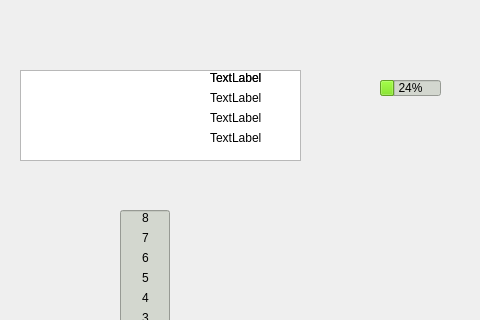
jasonv94/COMP3004-Project, file mainwindow.ui: the form before one commit; both pictures show x 200 to 680 and y 0 to 320 of the 1000 by 500 pixel window.
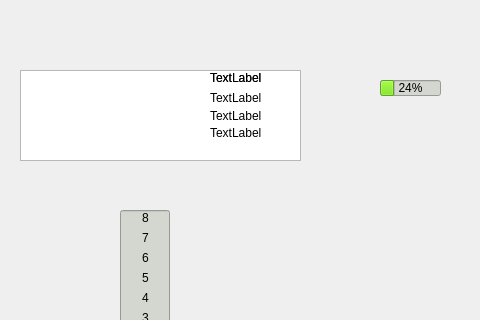
The form after the commit. Icons and pictures are not drawn.

Patch:
```diff
--- a/mainwindow.ui
+++ b/mainwindow.ui
@@ -952,7 +952,7 @@
     <property name="geometry">
      <rect>
       <x>410</x>
-      <y>110</y>
+      <y>108</y>
       <width>60</width>
       <height>16</height>
      </rect>
@@ -1088,7 +1088,7 @@
     <property name="geometry">
      <rect>
       <x>410</x>
-      <y>130</y>
+      <y>125</y>
       <width>60</width>
       <height>16</height>
      </rect>
```
Left out of the diff: 2 changed lines with no effect on the pictures.
